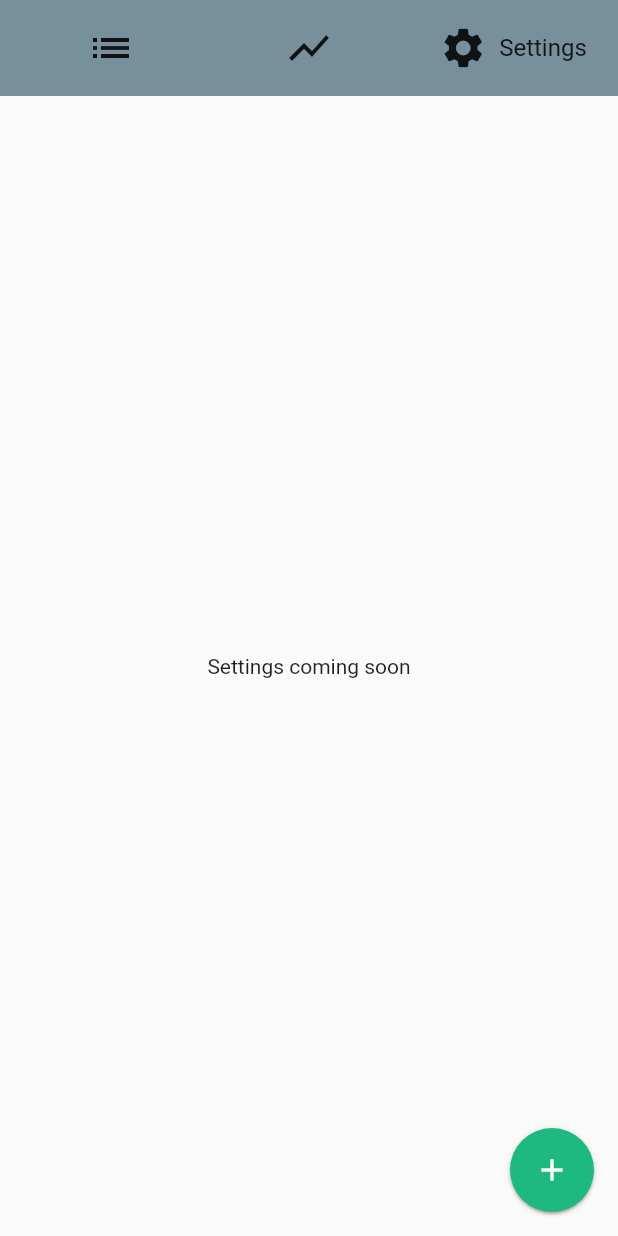
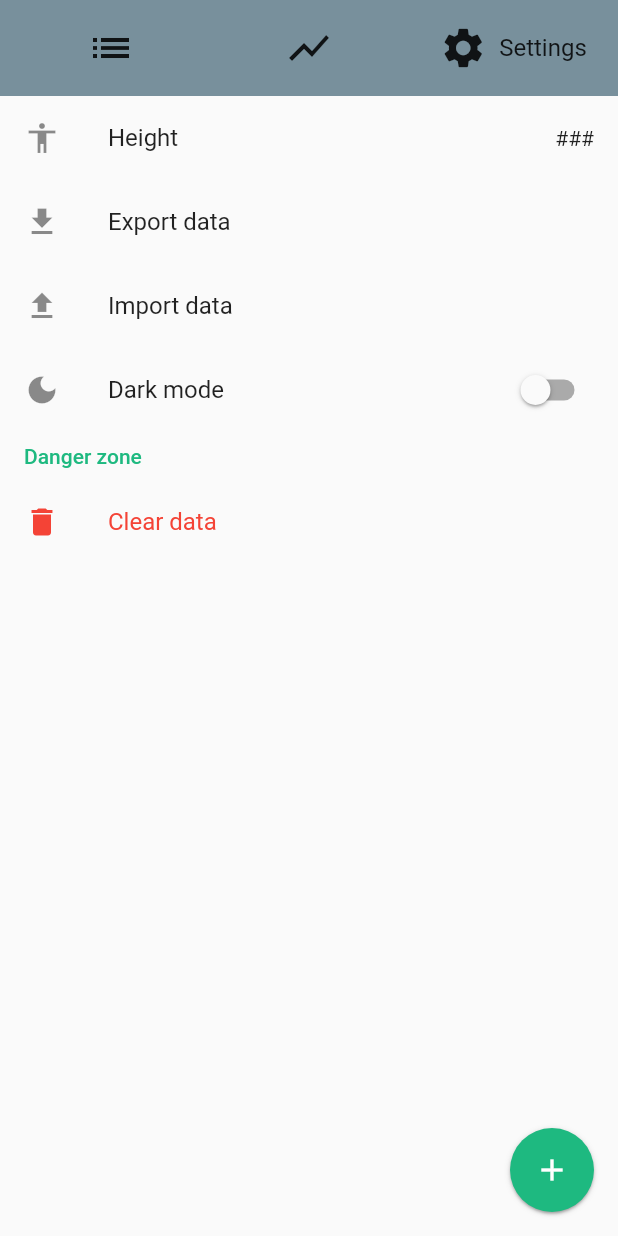
Before and after one commit to AadneEM/weight_tracking, a Flutter app: the screen it shows after launch, after a tap on "Statistics", after a tap on "Settings", on a phone screen of 412 x 824 dp. Run offline on Flutter 3.47's test engine with Material 2 defaults, Android fonts, the phone set to English and light mode, and no system bars; our stand-ins replace get, get_storage.

Commit message:
Started on settings page and removed old drawer (no longer used)

```diff
--- a/lib/ui/pages/home.dart
+++ b/lib/ui/pages/home.dart
@@ -1,7 +1,7 @@
 import 'package:flutter/material.dart';
+import 'package:weight_tracking/ui/pages/settings.dart';
 import 'package:weight_tracking/ui/widgets/add_entry_fab_card.dart';
 import 'package:weight_tracking/ui/widgets/custom_tab.dart';
-import 'package:weight_tracking/ui/widgets/drawer.dart';
 
 import 'statistics.dart';
 import 'weight_entry_register.dart';
@@ -24,7 +24,6 @@ class _HomePageState extends State<HomePage> with SingleTickerProviderStateMixin
   Widget build(BuildContext context) {
     return SafeArea(
       child: Scaffold(
-        drawer: CustomDrawer(),
         body: Column(
           children: [
             Container(
@@ -50,9 +49,7 @@ class _HomePageState extends State<HomePage> with SingleTickerProviderStateMixin
                     setState(() {});
                   }),
                   StatisticsPage(),
-                  Center(
-                    child: Text('Settings coming soon'),
-                  ),
+                  SettingsPage(),
                 ],
               ),
             ),
--- /dev/null
+++ b/lib/ui/pages/settings.dart
@@ -0,0 +1,85 @@
+import 'package:flutter/material.dart';
+import 'package:get/get.dart';
+import 'package:weight_tracking/controllers/state_controller.dart';
+
+class SettingsPage extends StatelessWidget {
+  const SettingsPage({Key? key}) : super(key: key);
+
+  @override
+  Widget build(BuildContext context) {
+    return Container(
+      child: ListView(
+        children: [
+          ListTile(
+            title: Text('Height'),
+            leading: Icon(Icons.accessibility),
+            trailing: Text('###'),
+            onTap: () => Get.rawSnackbar(message: 'This is not available yet'),
+          ),
+          ListTile(
+            title: Text('Export data'),
+            leading: Icon(Icons.file_download),
+            onTap: () => Get.rawSnackbar(message: 'This is not available yet'),
+          ),
+          ListTile(
+            title: Text('Import data'),
+            leading: Icon(Icons.file_upload),
+            onTap: () => Get.rawSnackbar(message: 'This is not available yet'),
+          ),
+          Obx(() {
+            return ListTile(
+              title: Text('Dark mode'),
+              leading: Icon(Icons.dark_mode),
+              trailing: Switch(
+                value: Get.find<StateController>().darkMode,
+                onChanged: (value) => Get.find<StateController>().darkMode = value,
+              ),
+              // onTap: () => Get.find<StateController>().darkMode = !Get.find<StateController>().darkMode,
+            );
+          }),
+          Padding(
+            padding: const EdgeInsets.symmetric(
+              vertical: 8.0,
+              horizontal: 16.0,
+            ),
+            child: Text(
+              'Danger zone',
+              style: Theme.of(context).textTheme.bodyText1?.copyWith(
+                    color: Theme.of(context).accentColor,
+                  ),
+            ),
+          ),
+          ListTile(
+            title: Text(
+              'Clear data',
+              style: TextStyle(color: Colors.red),
+            ),
+            leading: Icon(
+              Icons.delete,
+              color: Colors.red,
+            ),
+            onTap: () {
+              Get.dialog(AlertDialog(
+                title: Text('Clear data'),
+                content: Text('Are you sure you want to delete all your data?'),
+                actions: [
+                  TextButton(
+                    onPressed: () => Get.back(),
+                    child: Text('Cancle'),
+                  ),
+                  TextButton(
+                    onPressed: Get.find<StateController>().wipeData,
+                    child: Text(
+                      'Delete',
+                      style: TextStyle(color: Colors.red),
+                    ),
+                  ),
+                ],
+              ));
+            },
+          ),
+        ],
+      ),
+    );
+  }
+}
--- a/lib/ui/widgets/add_entry_fab_card.dart
+++ b/lib/ui/widgets/add_entry_fab_card.dart
@@ -125,7 +125,7 @@ class _AddEntryFabCardState extends State<AddEntryFabCard> {
         itemBuilder: (context, index) {
           return Text(
             '${index / 10}',
-            style: Theme.of(context).textTheme.headline2
+            style: Theme.of(context).textTheme.headline2,
           );
         },
       ),
```
Also changed, not shown: lib/controllers/state_controller.dart (+7 -0 lines), lib/ui/widgets/drawer.dart (deleted, +0 -39 lines).
